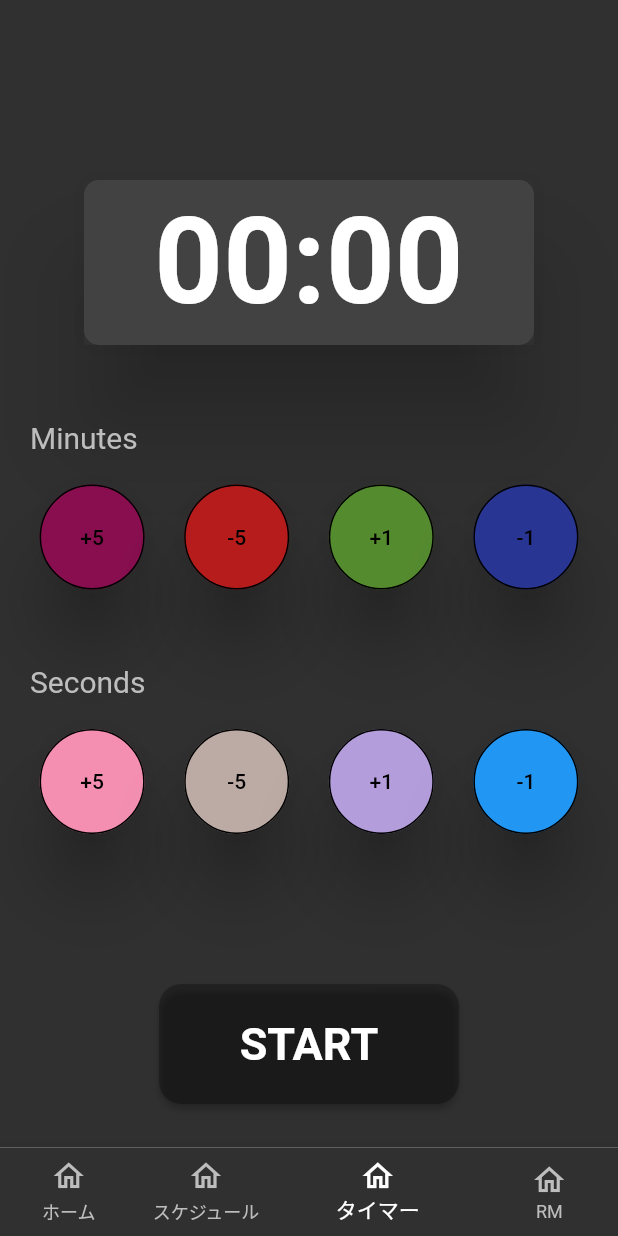
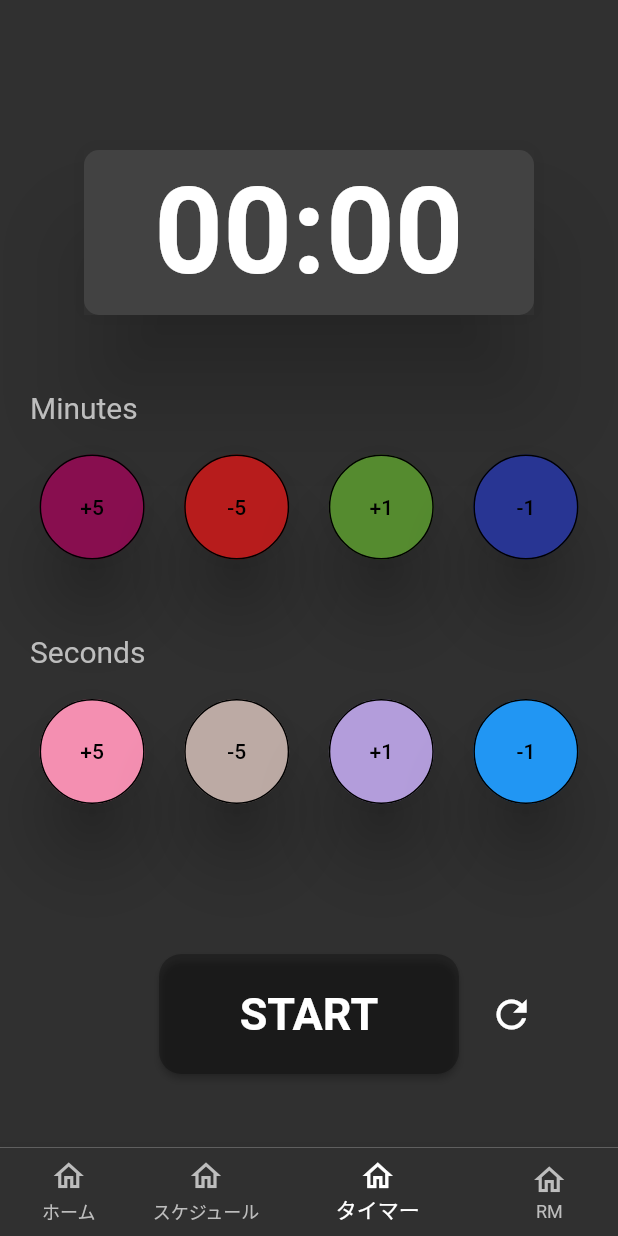
Before and after one commit to yuk1t3ruuuu/fitness, a Flutter app: the screen it shows after launch, item 3 of the bottom bar chosen, on a phone screen of 412 x 824 dp. Run offline on Flutter 3.47's test engine with Material 2 defaults, Android fonts, the phone set to English and light mode, and no system bars; our stand-ins replace google_fonts; Roboto replaces fonts that are missing (Amiri).

Commit message:
リセットボタン実装

```diff
--- a/lib/count.dart
+++ b/lib/count.dart
@@ -87,13 +87,20 @@ class _CountState extends State<Count> {
     });
   }
 
+  resetTimer(){
+    setState((){
+      time = DateTime(0);
+    });
+
+  }
+
   @override
   Widget build(BuildContext context) {
     return Scaffold(
         backgroundColor: Colors.grey[850],
         body: Column(
           children: [
-            const SizedBox(height: 120,),
+            const SizedBox(height: 100,),
             Material(
               color: Colors.grey[850],
               elevation: 30,
@@ -291,6 +298,10 @@ class _CountState extends State<Count> {
               ],
             ),
             const SizedBox(height: 100,),
+            Row(
+              mainAxisAlignment: MainAxisAlignment.center,
+              children: [
+                  SizedBox(width: 50,),
                   SizedBox(
                       width: 200,
                       height: 80,
@@ -305,6 +316,13 @@ class _CountState extends State<Count> {
                           padding: MaterialStateProperty.all(const EdgeInsets.all(20)),
                           shape: MaterialStateProperty.all(RoundedRectangleBorder(borderRadius: BorderRadius.circular(15)))
                       ),child: Text('START', style: GoogleFonts.amiri(color: Colors.white, fontSize: 30,fontWeight: FontWeight.bold)))
+                  ),
+                SizedBox(width: 20,),
+                GestureDetector(
+                  child: Icon(Icons.refresh, color: Colors.white, size: 30,),
+                  onTap: () => resetTimer(),
+                )
+              ],
             )
           ],
         )
```
Lines whose indentation alone changed are shown as unchanged.
